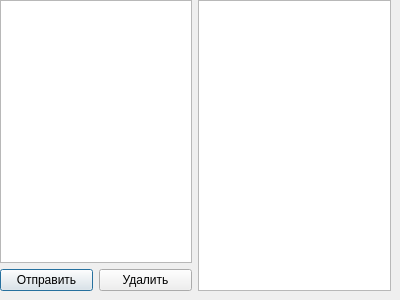
First picture: the form in admin.ui, repository ChiretsV/Stalls, before the edit.
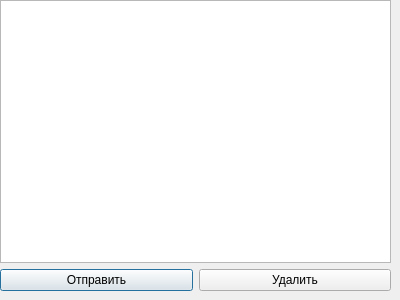
Second picture: the form after the edit.

```diff
--- a/admin.ui
+++ b/admin.ui
@@ -13,7 +13,7 @@
   <property name="windowTitle">
    <string>Dialog</string>
   </property>
-  <widget class="QWidget" name="">
+  <widget class="QWidget" name="layoutWidget">
    <property name="geometry">
     <rect>
      <x>0</x>
@@ -48,9 +48,6 @@
       </item>
      </layout>
     </item>
-    <item>
-     <widget class="QListView" name="listView"/>
-    </item>
    </layout>
   </widget>
  </widget>
```
